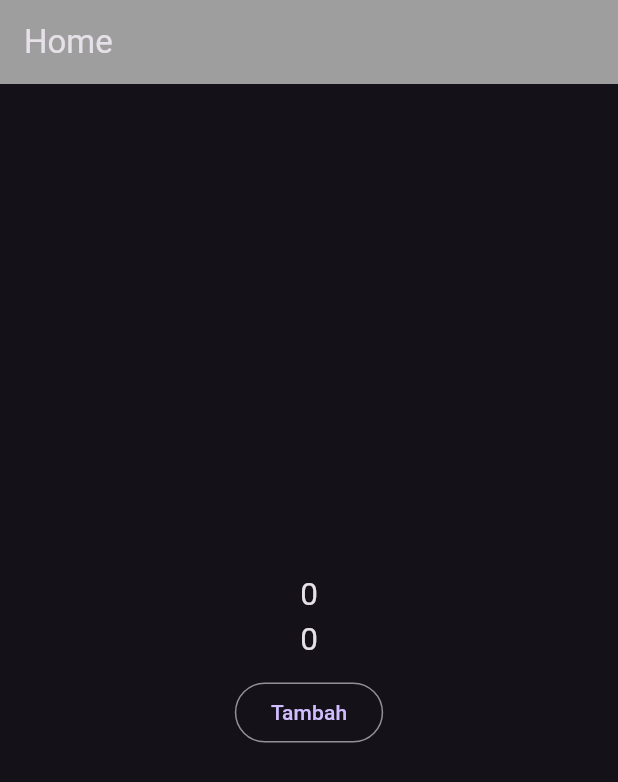
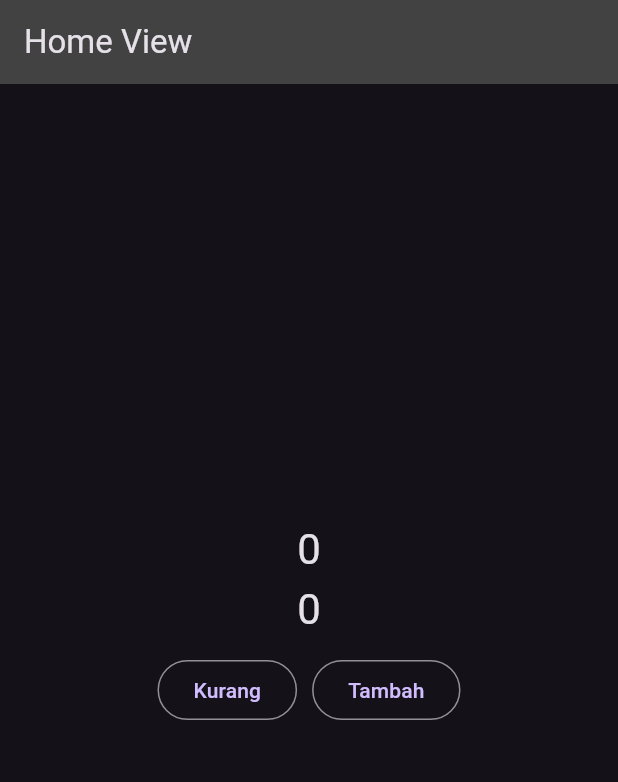
Before and after one commit to lunareraze/dina_sm, a Flutter app: the screen it shows after launch, on a phone screen of 412 x 824 dp. Shown: the top 782 px of the screen. Run offline on Flutter 3.47's test engine with Material 3 defaults, Android fonts, the phone set to English and light mode, and no system bars; our stand-ins replace simple_icons, states_rebuilder; missing offline and left inert: universal_html.

Commit message:
feature: feature 'kurang'

```diff
--- a/lib/home/_index.dart
+++ b/lib/home/_index.dart
@@ -1,5 +1,7 @@
 import 'package:flutter/material.dart';
+import 'package:simple_icons/simple_icons.dart';
 import 'package:states_rebuilder/states_rebuilder.dart';
+import 'package:universal_html/html.dart' as html;
 
 part 'home.ctrl.dart';
 part 'home.data.dart';
--- a/lib/home/home.ctrl.dart
+++ b/lib/home/home.ctrl.dart
@@ -4,4 +4,8 @@ class HomeCtrl {
   void tambah() {
     _dt.rxCount.state = _dt.rxCount.state + 5;
   }
+
+  void kurang() {
+    _dt.rxCount.state = _dt.rxCount.state - 5;
+  }
 }
--- a/lib/home/home.view.dart
+++ b/lib/home/home.view.dart
@@ -7,10 +7,9 @@ class HomeView extends StatelessWidget {
   Widget build(BuildContext context) {
     return Scaffold(
       appBar: AppBar(
-        title: const Text('Home'),
-        backgroundColor: Colors.grey,
+        title: const Text('Home View'),
+        backgroundColor: Colors.grey.shade800,
       ),
-      // floatingActionButton: ,
       body: Center(
         child: Column(
           mainAxisAlignment: MainAxisAlignment.center,
@@ -18,23 +17,43 @@ class HomeView extends StatelessWidget {
             OnReactive(
               () => Text(
                 _dt.rxCount.state.toString(),
-                textScaler: const TextScaler.linear(1.5),
+                textScaler: const TextScaler.linear(2),
               ),
             ),
             OnBuilder(
               listenTo: _dt.rxCount,
               builder: () => Text(
                 _dt.rxCount.state.toString(),
-                textScaler: const TextScaler.linear(1.5),
+                textScaler: const TextScaler.linear(2),
               ),
             ),
             const SizedBox(height: 10),
-            OutlinedButton(
-              onPressed: () {
-                _ct.tambah();
-              },
-              child: const Text('Tambah'),
-            )
+            Row(
+              mainAxisAlignment: MainAxisAlignment.center,
+              children: [
+                OutlinedButton(
+                  onPressed: () {
+                    _ct.kurang();
+                  },
+                  child: const Text('Kurang'),
+                ),
+                const SizedBox(width: 10),
+                OutlinedButton(
+                  onPressed: () {
+                    _ct.tambah();
+                  },
+                  child: const Text('Tambah'),
+                ),
+              ],
+            ),
+            const SizedBox(height: 50),
+            // IconButton(
+            //   onPressed: () {},
+            //   icon: const Icon(
+            //     SimpleIcons.github,
+            //     size: 30,
+            //   ),
+            // ),
           ],
         ),
       ),
```
